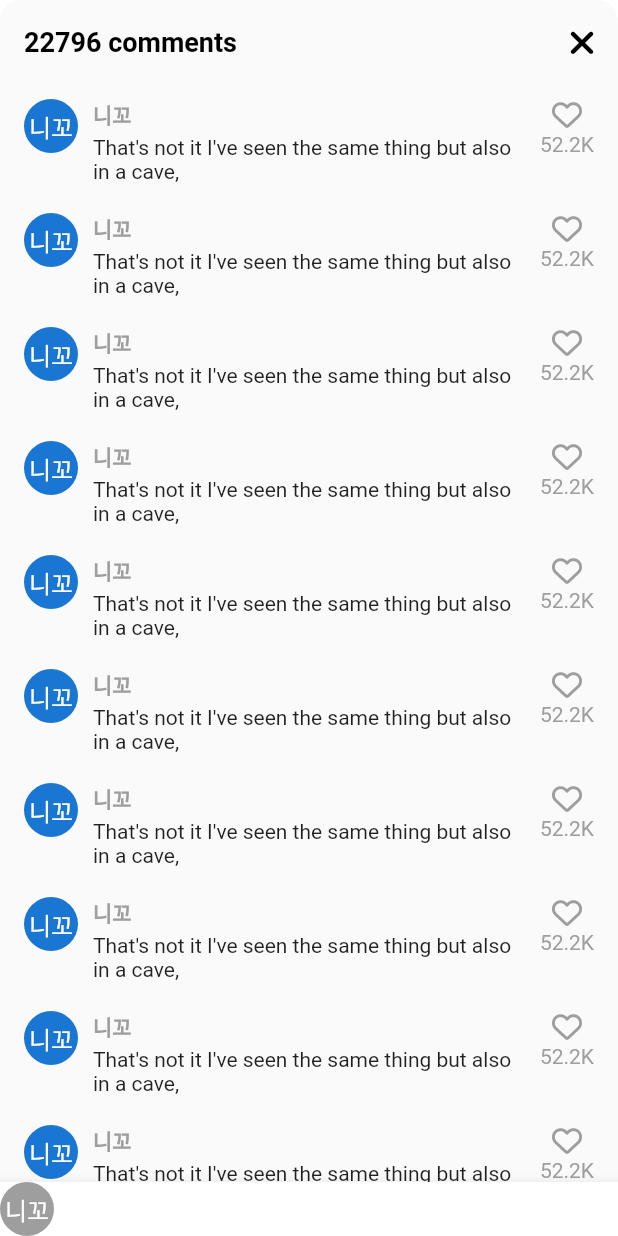
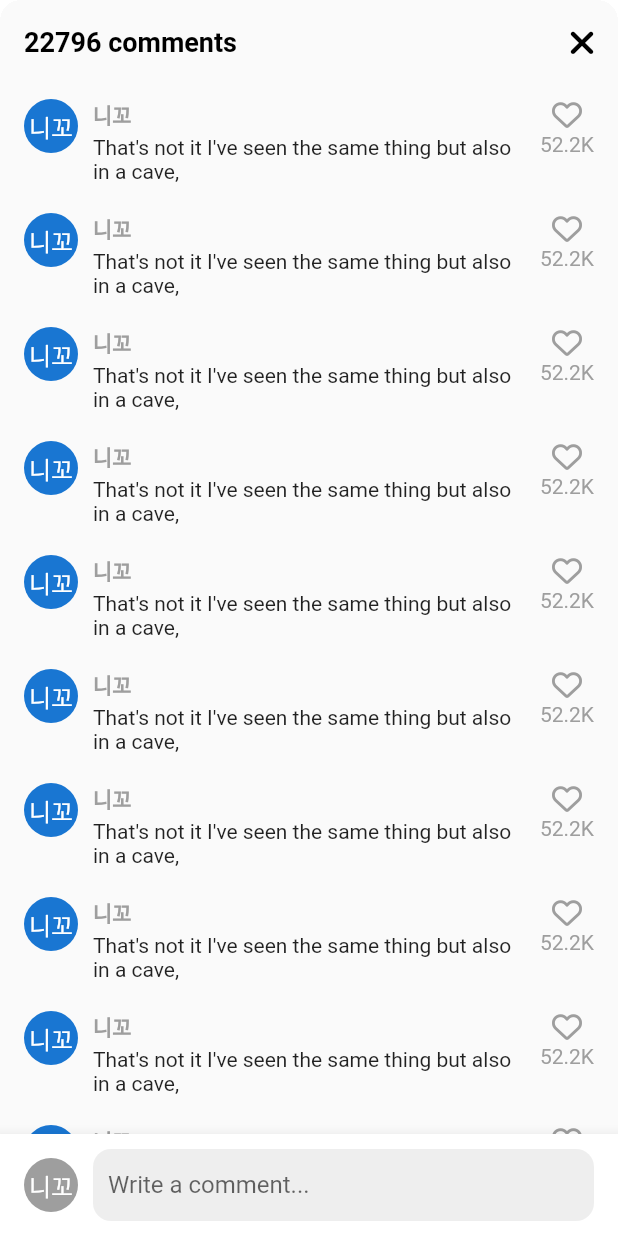
Before and after one commit to doum4811/tiktok_clone, a Flutter app: the VideoComments screen opened directly, on a phone screen of 412 x 824 dp. Run offline on Flutter 3.47's test engine with Material 3 defaults, Android fonts, the phone set to English and light mode, and no system bars; our stand-ins replace font_awesome_flutter, video_player, visibility_detector; network calls fail.

Commit message:
feat: #8.2 Add Comment

```diff
--- a/lib/features/main_navigation/main_navigation_screen.dart
+++ b/lib/features/main_navigation/main_navigation_screen.dart
@@ -36,6 +36,7 @@ class _MainNavigationScreenState extends State<MainNavigationScreen> {
   @override
   Widget build(BuildContext context) {
     return Scaffold(
+      resizeToAvoidBottomInset: false,
       backgroundColor: _selectedIndex == 0 ? Colors.black : Colors.white,
       body: //screens.elementAt(_selectedIndex),
       Stack(
--- a/lib/features/videos/widgets/video_comments.dart
+++ b/lib/features/videos/widgets/video_comments.dart
@@ -18,7 +18,10 @@ class _VideoCommentsState extends State<VideoComments> {
 
   @override
   Widget build(BuildContext context) {
+    // bottomSheet의 크기를 키우고 싶음
+    final size = MediaQuery.of(context).size;
     return Container(
+      height: size.height * 0.75,
       clipBehavior: Clip.hardEdge,
       decoration: BoxDecoration(
         borderRadius: BorderRadius.circular(Sizes.size14),
@@ -37,7 +40,9 @@ class _VideoCommentsState extends State<VideoComments> {
             ),
           ],
         ),
-        body: ListView.separated(
+        body: Stack(
+          children: [
+            ListView.separated(
               padding: EdgeInsets.symmetric(
                 vertical: Sizes.size10,
                 horizontal: Sizes.size16,
@@ -77,14 +82,25 @@ class _VideoCommentsState extends State<VideoComments> {
                         color: Colors.grey.shade500,
                       ),
                       Gaps.v2,
-                  Text('52.2K', style: TextStyle(color: Colors.grey.shade500)),
+                      Text(
+                        '52.2K',
+                        style: TextStyle(color: Colors.grey.shade500),
+                      ),
                     ],
                   ),
                 ],
               ),
             ),
-        bottomNavigationBar: BottomAppBar(
+            Positioned(
+              bottom: 0,
+              width: size.width,
+              child: BottomAppBar(
                 color: Colors.white,
+                child: Padding(
+                  padding: const EdgeInsets.symmetric(
+                    horizontal: Sizes.size16,
+                    vertical: Sizes.size10,
+                  ),
                   child: Row(
                     children: [
                       CircleAvatar(
@@ -93,8 +109,31 @@ class _VideoCommentsState extends State<VideoComments> {
                         foregroundColor: Colors.white,
                         child: Text("니꼬"),
                       ),
+                      Gaps.h10,
+                      Expanded(
+                        child: TextField(
+                          cursorColor: Theme.of(context).primaryColor,
+                          decoration: InputDecoration(
+                            hintText: "Write a comment...",
+                            border: OutlineInputBorder(
+                              borderRadius: BorderRadius.circular(Sizes.size12),
+                              borderSide: BorderSide.none,
+                            ),
+                            filled: true,
+                            fillColor: Colors.grey.shade200,
+                            contentPadding: EdgeInsets.symmetric(
+                              vertical: Sizes.size12,
+                              horizontal: Sizes.size10,
+                            ),
+                          ),
+                        ),
+                      ),
                     ],
                   ),
+                ),
+              ),
+            ),
+          ],
         ),
       ),
     );
--- a/lib/features/videos/widgets/video_post.dart
+++ b/lib/features/videos/widgets/video_post.dart
@@ -99,6 +99,7 @@ class _VideoPostState extends State<VideoPost>
     }
     await showModalBottomSheet(
       context: context,
+      isScrollControlled: true,
       barrierColor: Colors.transparent, //Colors.red,
       //
       shape: RoundedRectangleBorder(
```
Lines whose indentation alone changed are shown as unchanged.
